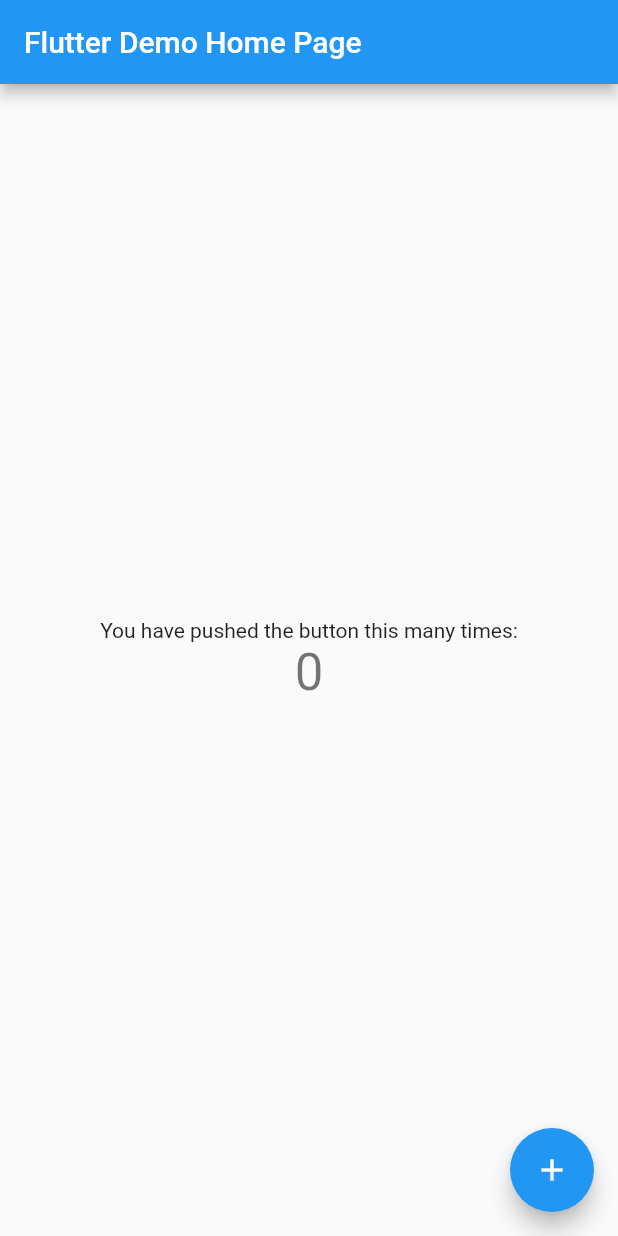
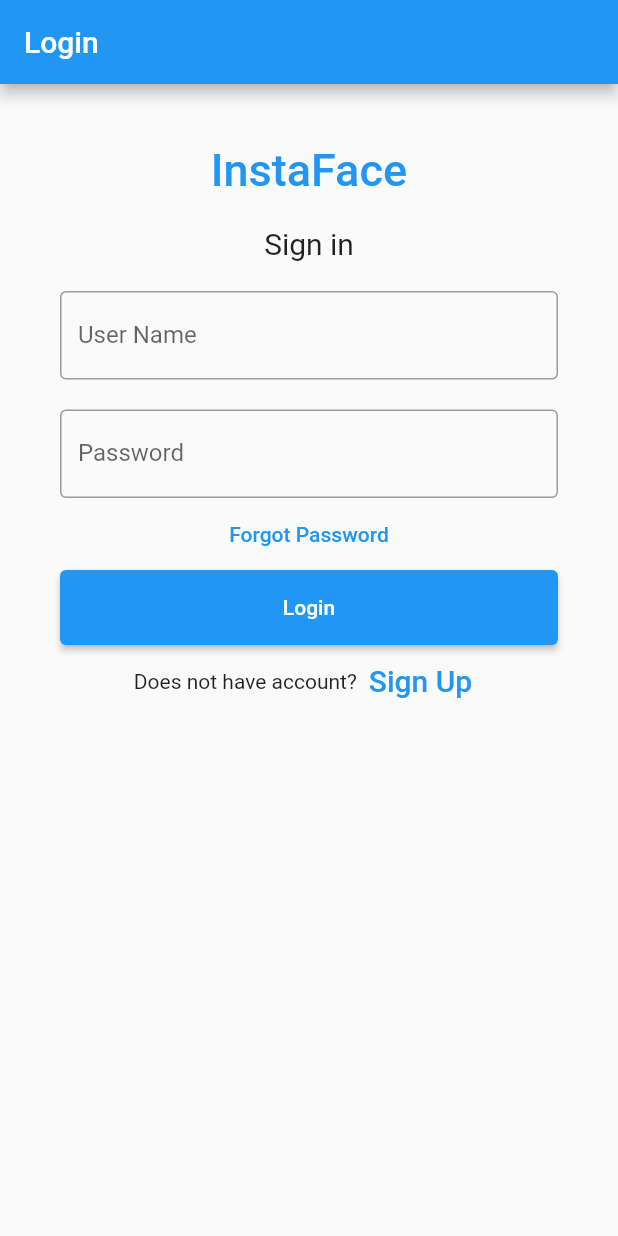
Before and after one commit to erylljoy24/flutter-socmed, a Flutter app: the screen it shows after launch, on a phone screen of 412 x 824 dp. Run offline on Flutter 3.47's test engine with Material 2 defaults, Android fonts, the phone set to English and light mode, and no system bars; our stand-ins replace bloc, carousel_slider, equatable, flutter_bloc, image_cropper, image_picker and 2 more; accounts and stored records are empty.

```diff
--- a/lib/main.dart
+++ b/lib/main.dart
@@ -1,4 +1,5 @@
 import 'package:flutter/material.dart';
+import 'package:socmed/presentation/login/LoginScreen.dart';
 
 void main() {
   runApp(const MyApp());
@@ -24,7 +25,7 @@ class MyApp extends StatelessWidget {
         // is not restarted.
         primarySwatch: Colors.blue,
       ),
-      home: const MyHomePage(title: 'Flutter Demo Home Page'),
+      home: const LoginScreen(),
     );
   }
 }
--- /dev/null
+++ b/lib/presentation/login/LoginScreen.dart
@@ -0,0 +1,112 @@
+import 'package:flutter/material.dart';
+import 'package:persistent_bottom_nav_bar/persistent-tab-view.dart';
+import 'package:socmed/presentation/main_screen/HomeScreen.dart';
+
+import 'RegistrationScreen.dart';
+
+class LoginScreen extends StatefulWidget {
+  const LoginScreen({Key? key}) : super(key: key);
+
+  @override
+  State<LoginScreen> createState() => _MyStatefulWidgetState();
+}
+
+class _MyStatefulWidgetState extends State<LoginScreen> {
+  TextEditingController nameController = TextEditingController();
+  TextEditingController passwordController = TextEditingController();
+
+  @override
+  Widget build(BuildContext context) {
+    return Scaffold(
+      appBar: AppBar(title: const Text('Login')),
+      body: SingleChildScrollView(
+        padding: const EdgeInsets.all(20),
+        child: Padding(
+            padding: const EdgeInsets.all(10),
+            child: Column(
+              children: <Widget>[
+                Container(
+                    alignment: Alignment.center,
+                    padding: const EdgeInsets.all(10),
+                    child: const Text(
+                      'InstaFace',
+                      style: TextStyle(
+                          color: Colors.blue,
+                          fontWeight: FontWeight.w500,
+                          fontSize: 30),
+                    )),
+                Container(
+                    alignment: Alignment.center,
+                    padding: const EdgeInsets.all(10),
+                    child: const Text(
+                      'Sign in',
+                      style: TextStyle(fontSize: 20),
+                    )),
+                Container(
+                  padding: const EdgeInsets.all(10),
+                  child: TextField(
+                    controller: nameController,
+                    decoration: const InputDecoration(
+                      border: OutlineInputBorder(),
+                      labelText: 'User Name',
+                    ),
+                  ),
+                ),
+                Container(
+                  padding: const EdgeInsets.fromLTRB(10, 10, 10, 0),
+                  child: TextField(
+                    obscureText: true,
+                    controller: passwordController,
+                    decoration: const InputDecoration(
+                      border: OutlineInputBorder(),
+                      labelText: 'Password',
+                    ),
+                  ),
+                ),
+                TextButton(
+                  onPressed: () {
+                    //forgot password screen
+                  },
+                  child: const Text('Forgot Password',),
+                ),
+                Container(
+                    height: 50,
+                    width: double.infinity,
+                    padding: const EdgeInsets.fromLTRB(10, 0, 10, 0),
+                    child: ElevatedButton(
+                      child: const Text('Login'),
+                      onPressed: () {
+                        pushNewScreen(
+                          context,
+                          screen: const HomeScreen(),
+                          pageTransitionAnimation: PageTransitionAnimation.cupertino,
+                        );
+                      },
+                    )
+                ),
+                Row(
+                  children: <Widget>[
+                    const Text('Does not have account?'),
+                    TextButton(
+                      child: const Text(
+                        'Sign Up',
+                        style: TextStyle(fontSize: 20),
+                      ),
+                      onPressed: () {
+                        //signup screen
+                        pushNewScreen(
+                          context,
+                          screen: const RegistrationScreen(),
+                          pageTransitionAnimation: PageTransitionAnimation.cupertino,
+                        );
+                      },
+                    )
+                  ],
+                  mainAxisAlignment: MainAxisAlignment.center,
+                ),
+              ],
+            )),
+      ),
+    );
+  }
+}
```
Also changed, not shown: lib/bloc/bloc_event.dart (added, +12 -0 lines), lib/bloc/bloc_state.dart (added, +27 -0 lines), lib/bloc/insta_face_bloc.dart (added, +32 -0 lines), lib/data/data_provider/model/FeedItemModel.dart (added, +24 -0 lines), lib/data/data_provider/model/StoryItemModel.dart (added, +24 -0 lines), lib/data/repository/sql_helper.dart (added, +146 -0 lines), lib/presentation/login/RegistrationScreen.dart (added, +79 -0 lines), lib/presentation/main_screen/HomeScreen.dart (added, +185 -0 lines), lib/presentation/widgets/FeedListViewWidget.dart (added, +17 -0 lines), lib/presentation/widgets/FlutterCarouselWidget.dart (added, +30 -0 lines), pubspec.yaml (+7 -0 lines), pubspec.lock.
